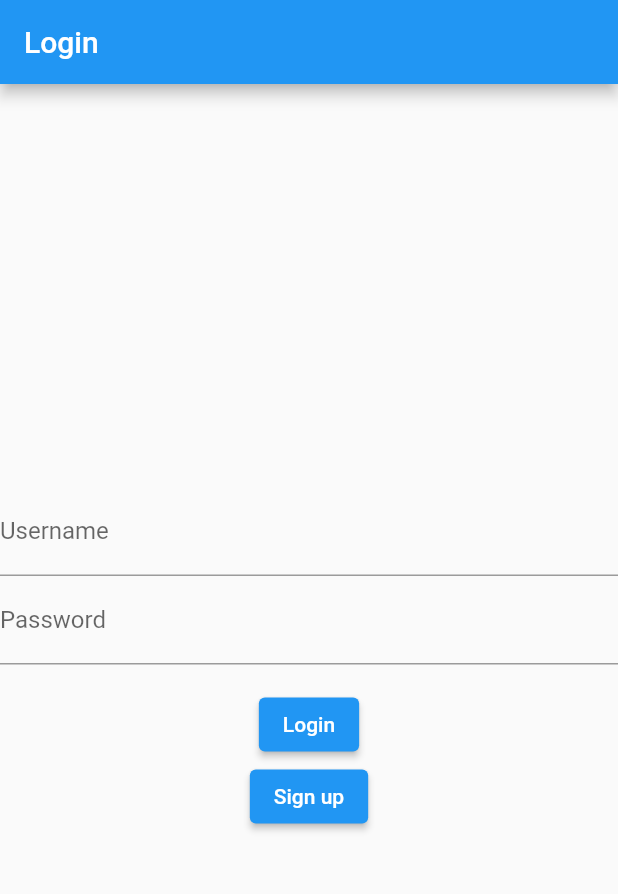
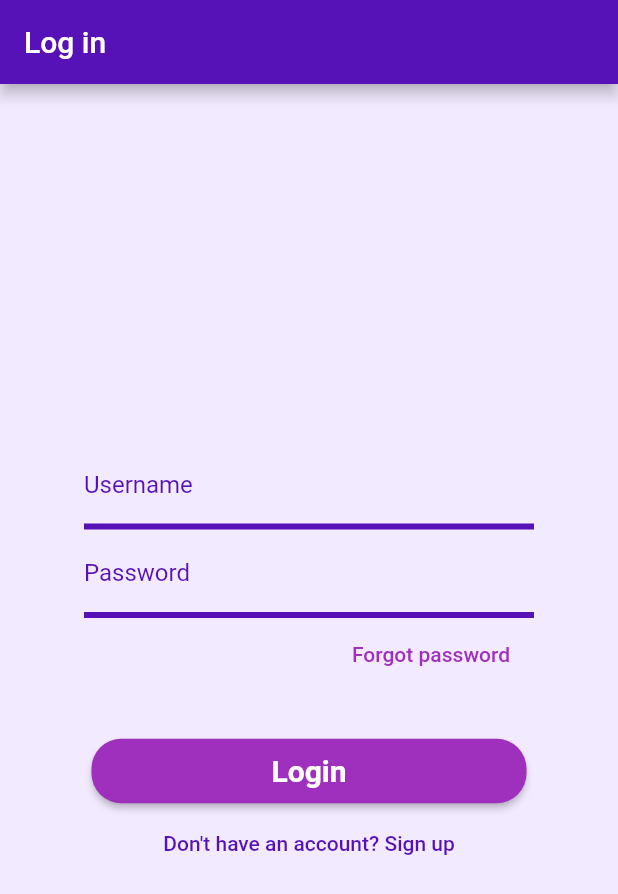
Before and after one commit to Tiffany-P/COP4331FlutterApp, a Flutter app: the screen it shows after launch, after a tap on "Login", on a phone screen of 412 x 824 dp. Shown: the top 894 px of the screen. Run offline on Flutter 3.47's test engine with Material 2 defaults, Android fonts, the phone set to English and light mode, and no system bars; network calls fail.

Commit message:
Created a functional login page, and styled it

```diff
--- a/frontend/lib/login.dart
+++ b/frontend/lib/login.dart
@@ -1,3 +1,5 @@
+// ignore_for_file: prefer_const_constructors
+
 import 'package:flutter/material.dart';
 import 'package:http/http.dart' as http;
 import 'dart:convert';
@@ -36,6 +38,11 @@ Future<void> loginUser(
     );
 
     if (response.statusCode == 200) {
+      final Map<String, dynamic> res = json.decode(response.body);
+      final int id = res['id'] as int;
+      print(id);
+      if (id <= 0) {
+      } else {
         // Login successful, handle the response, e.g., parse authentication tokens.
         final responseData = json.decode(response.body);
         final authToken = responseData['authToken'];
@@ -46,6 +53,7 @@ Future<void> loginUser(
           context,
           MaterialPageRoute(builder: (context) => HomePage()),
         );
+      }
 
       // You can save these tokens for future authenticated requests.
     } else {
@@ -61,45 +69,86 @@ Future<void> loginUser(
 }
 
 class LoginPage extends StatelessWidget {
+  TextEditingController usernameInput = TextEditingController();
+  TextEditingController passwordInput = TextEditingController();
+
   @override
   Widget build(BuildContext context) {
     return Scaffold(
       appBar: AppBar(
-        title: Text('Login'),
+        title: Text('Log in'),
+        backgroundColor: Color.fromARGB(255, 86, 17, 183),
       ),
       body: Center(
+        child: Container(
+          width: 300.0,
           child: Column(
             mainAxisAlignment: MainAxisAlignment.center,
             children: <Widget>[
               TextField(
-              decoration: InputDecoration(labelText: 'Username'),
+                controller: usernameInput,
+                decoration: InputDecoration(
+                  labelText: 'Username',
+                  labelStyle:
+                      TextStyle(color: Color.fromARGB(255, 86, 17, 183)),
+                  enabledBorder: UnderlineInputBorder(
+                    borderSide: BorderSide(
+                        color: Color.fromARGB(255, 86, 17, 183), width: 4.0),
+                  ),
+                ),
               ),
               TextField(
+                controller: passwordInput,
                 obscureText: true,
-              decoration: InputDecoration(labelText: 'Password'),
+                decoration: InputDecoration(
+                  labelText: 'Password',
+                  labelStyle:
+                      TextStyle(color: Color.fromARGB(255, 86, 17, 183)),
+                  enabledBorder: UnderlineInputBorder(
+                    borderSide: BorderSide(
+                        color: Color.fromARGB(255, 86, 17, 183), width: 4.0),
                   ),
-            SizedBox(height: 16.0),
+                ),
+              ),
+              Align(
+                alignment: Alignment.centerRight,
+                child: FlatButton(
+                  onPressed: () {
+                    // Handle button press
+                  },
+                  child: Text('Forgot password',
+                      style:
+                          TextStyle(color: Color.fromARGB(255, 158, 48, 189))),
+                ),
+              ),
+              const SizedBox(height: 30.0),
               ElevatedButton(
                 onPressed: () {
-                // Get username and password from text fields
-                String username = 'TiffP'; // Replace with actual username input
-                String password =
-                    'COP4331'; // Replace with actual password input
-
-                loginUser(context, username, password);
+                  loginUser(context, usernameInput.text, passwordInput.text);
                 },
+                style: ElevatedButton.styleFrom(
+                    primary: Color.fromARGB(255, 158, 48, 189),
+                    padding:
+                        EdgeInsets.symmetric(horizontal: 120, vertical: 10),
+                    shape: RoundedRectangleBorder(
+                      borderRadius: BorderRadius.circular(20),
+                    ),
+                    textStyle:
+                        TextStyle(fontSize: 20, fontWeight: FontWeight.bold)),
                 child: Text('Login'),
               ),
-            ElevatedButton(
+              FlatButton(
                 onPressed: () {
                   Navigator.push(
                     context,
                     MaterialPageRoute(builder: (context) => RegisterPage()),
                   );
                 },
-              child: Text('Sign up'),
+                child: Text('Don\'t have an account? Sign up',
+                    style: TextStyle(color: Color.fromARGB(255, 86, 17, 183))),
               ),
             ],
+          ),
         ),
       ),
     );
--- a/frontend/lib/main.dart
+++ b/frontend/lib/main.dart
@@ -60,6 +60,7 @@ class MyApp extends StatelessWidget {
       title: 'Login App',
       theme: ThemeData(
         primarySwatch: Colors.blue,
+        scaffoldBackgroundColor: Color.fromARGB(255, 242, 234, 255),
       ),
       home: LoginPage(),
     );
```
Also changed, not shown: 1 other file. Lines whose indentation alone changed are shown as unchanged.
